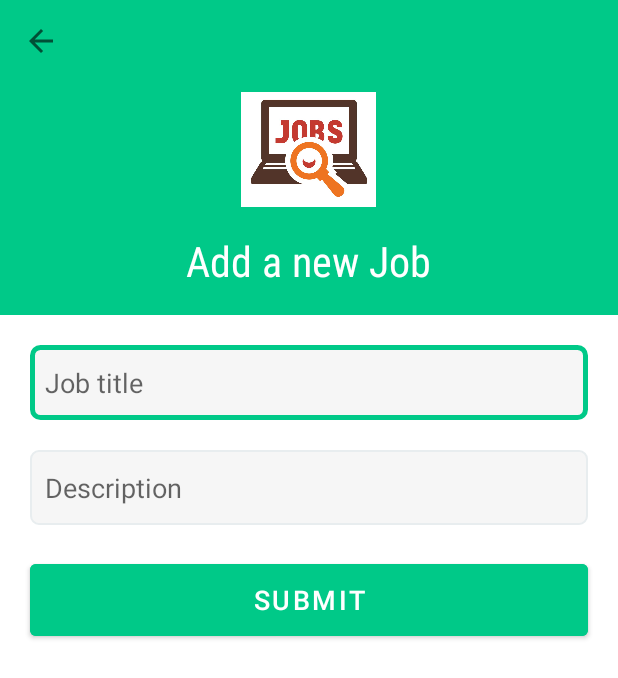
After one commit to it21279898/Job, an Android app: the AddNewJob screen opened directly, with no data from a screen before it, on a phone screen of 412 x 824 dp. The commit adds this screen. Shown: the top 678 px of the screen. Run offline under Robolectric (Android 15) with nearby library versions, the phone set to English and light mode, and no system bars; our stand-ins replace Firebase (no records; nobody signed in at launch, a user with empty details on screens opened directly).

Commit message:
Add new job activity setup

```diff
--- a/app/build.gradle
+++ b/app/build.gradle
@@ -51,4 +51,5 @@ dependencies {
     implementation "io.reactivex.rxjava2:rxjava:2.2.19"
 
     implementation platform('com.google.firebase:firebase-bom:31.5.0')
+    implementation 'com.google.firebase:firebase-database-ktx:20.0.1'
 }
--- a/app/src/main/AndroidManifest.xml
+++ b/app/src/main/AndroidManifest.xml
@@ -11,7 +11,9 @@
         android:supportsRtl="true"
         android:theme="@style/Theme.Job"
         tools:targetApi="31">
-
+        <activity
+            android:name=".AddNewJob"
+            android:exported="false" />
         <activity
             android:name=".TaxActivity"
             android:exported="false" />
--- /dev/null
+++ b/app/src/main/java/com/example/job/AddNewJob.kt
@@ -0,0 +1,40 @@
+package com.example.job
+
+import android.os.Bundle
+import android.widget.Button
+import android.widget.EditText
+import androidx.appcompat.app.AppCompatActivity
+import com.example.job.databinding.ActivityLoginBinding
+import com.google.firebase.auth.FirebaseAuth
+import com.google.firebase.database.FirebaseDatabase
+
+data class Job(val title: String, val description: String)
+
+class AddNewJob : AppCompatActivity() {
+    private lateinit var binding: ActivityLoginBinding;
+    private lateinit var auth: FirebaseAuth;
+
+    override fun onCreate(savedInstanceState: Bundle?) {
+        super.onCreate(savedInstanceState)
+        setContentView(R.layout.activity_add_new_job)
+
+//        auth = FirebaseAuth.getInstance();
+
+        //Auth
+
+        // Initialize Firebase Realtime Database
+        val database1 = FirebaseDatabase.getInstance("https://quick-jobs-fe3b2-default-rtdb.firebaseio.com/")
+
+        val addNewJobSubmit = findViewById<Button>(R.id.SubmitBtn);
+        // set on-click listener
+        addNewJobSubmit.setOnClickListener {
+            val jobTitle = findViewById<EditText>(R.id.JobTitle).text.toString();
+            val jobDescription = findViewById<EditText>(R.id.description).text.toString();
+
+            val newJob = Job(jobTitle, jobDescription)
+            val database = database1.getReference("user");
+
+            database.child("jobData").push().setValue(newJob)
+        }
+    }
+}
--- /dev/null
+++ b/app/src/main/res/drawable/custom_input_field.xml
@@ -0,0 +1,17 @@
+<?xml version="1.0" encoding="utf-8"?>
+<selector xmlns:android="http://schemas.android.com/apk/res/android">
+    <item android:state_enabled="true" android:state_focused="true">
+        <shape android:shape="rectangle">
+            <solid android:color="#f6f6f6"/>
+            <stroke android:width="3dp" android:color="@color/primary_color"/>
+            <corners android:radius="5dp"/>
+        </shape>
+    </item>
+    <item android:state_enabled="true">
+        <shape android:shape="rectangle">
+            <solid android:color="#f6f6f6"/>
+            <stroke android:width="1dp" android:color="#e8edef"/>
+            <corners android:radius="5dp"/>
+        </shape>
+    </item>
+</selector>
--- /dev/null
+++ b/app/src/main/res/layout/activity_add_new_job.xml
@@ -0,0 +1,102 @@
+<?xml version="1.0" encoding="utf-8"?>
+<LinearLayout xmlns:android="http://schemas.android.com/apk/res/android"
+    xmlns:app="http://schemas.android.com/apk/res-auto"
+    xmlns:tools="http://schemas.android.com/tools"
+    android:layout_width="match_parent"
+    android:layout_height="match_parent"
+    android:orientation="vertical"
+    tools:context=".AddNewJob">
+
+    <!--Input title-->
+    <RelativeLayout
+        android:id="@+id/toolbarRl"
+        android:layout_width="match_parent"
+        android:layout_height="210dp"
+        android:background="@color/primary_color"
+        tools:ignore="MissingConstraints"
+        tools:layout_editor_absoluteX="0dp">
+
+        <ImageButton
+            android:id="@+id/imageButton"
+            android:layout_width="wrap_content"
+            android:layout_height="wrap_content"
+            android:layout_marginStart="10dp"
+            android:layout_marginTop="10dp"
+            android:layout_marginEnd="10dp"
+            android:layout_marginBottom="10dp"
+            android:background="@android:color/transparent"
+            android:padding="5dp"
+            app:srcCompat="?attr/actionModeCloseDrawable" />
+
+        <ImageView
+            android:id="@+id/imageView"
+            android:layout_width="90dp"
+            android:layout_height="90dp"
+            android:layout_below="@+id/imageButton"
+            android:layout_centerHorizontal="true"
+            app:srcCompat="@drawable/icon1" />
+
+        <TextView
+            android:id="@+id/AddJob"
+            android:layout_width="wrap_content"
+            android:layout_height="wrap_content"
+            android:layout_below="@+id/imageView"
+            android:layout_centerHorizontal="true"
+            android:layout_marginTop="10dp"
+            android:fontFamily="sans-serif-condensed"
+            android:scrollbarSize="28sp"
+            android:text="@string/Add_new_Job"
+            android:textColor="@color/white"
+            android:textSize="28dp" />
+    </RelativeLayout>
+
+    <LinearLayout
+        android:layout_width="match_parent"
+        android:layout_height="wrap_content">
+        <EditText
+            android:id="@+id/JobTitle"
+            android:layout_width="match_parent"
+            android:layout_height="50dp"
+            android:layout_marginStart="20dp"
+            android:layout_marginTop="20dp"
+            android:layout_marginEnd="20dp"
+            android:layout_marginBottom="20dp"
+            android:background="@drawable/custom_input_field"
+            android:drawablePadding="10dp"
+            android:hint="@string/job_title"
+            android:inputType="textPersonName|textCapWords"
+            android:padding="10dp"
+            android:textColor="@color/black" />
+    </LinearLayout>
+    <LinearLayout
+        android:layout_width="match_parent"
+        android:layout_height="wrap_content">
+        <EditText
+            android:id="@+id/description"
+            android:layout_width="match_parent"
+            android:layout_height="50dp"
+            android:layout_marginStart="20dp"
+            android:layout_marginEnd="20dp"
+            android:layout_marginBottom="20dp"
+            android:background="@drawable/custom_input_field"
+            android:drawablePadding="10dp"
+            android:hint="@string/Add_des"
+            android:inputType="textPersonName|textCapWords"
+            android:padding="10dp"
+            android:textColor="@color/black" />
+    </LinearLayout>
+    <LinearLayout
+        android:layout_width="match_parent"
+        android:layout_height="wrap_content"
+        android:orientation="horizontal">
+        <Button
+            android:id="@+id/SubmitBtn"
+            android:layout_width="match_parent"
+            android:layout_height="60dp"
+            android:layout_marginLeft="20dp"
+            android:layout_marginRight="20dp"
+            android:backgroundTint="@color/primary_color"
+            android:text="@string/sub_Btn"
+            android:textSize="18dp" />
+    </LinearLayout>
+</LinearLayout>
```
Also changed, not shown: app/src/main/java/com/example/job/HomeActivity.kt (+8 -0 lines), app/src/main/java/com/example/job/LoginActivity.kt (+4 -3 lines), app/src/main/res/drawable/custom_button_layout.xml (added, +10 -0 lines), app/src/main/res/layout/activity_home.xml (+14 -4 lines), app/src/main/res/values/strings.xml (+20 -1 lines), app/src/main/res/drawable/icon1.jpg (added).
